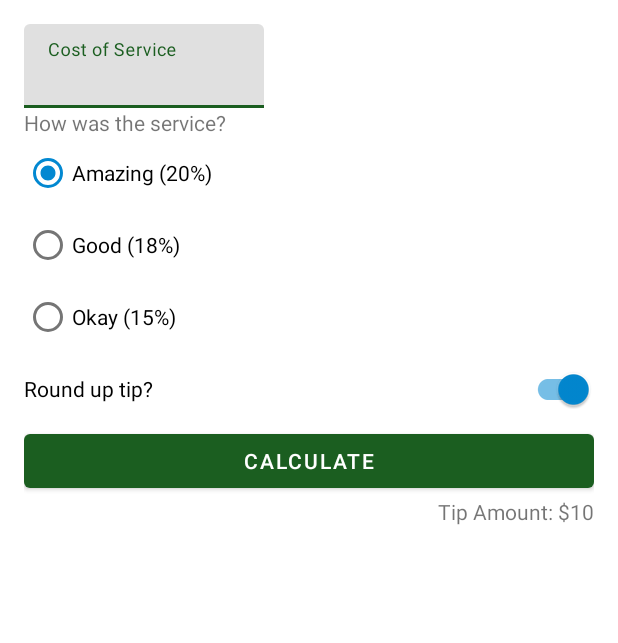
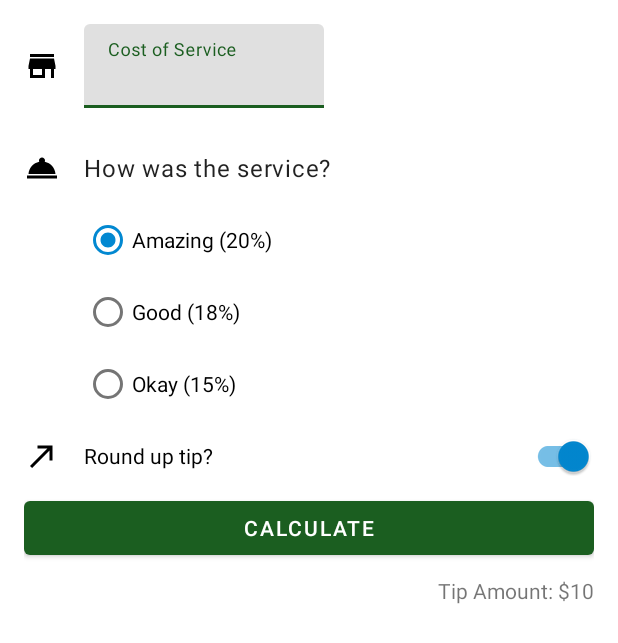
Before and after one commit to pallabez/Kotlin, an Android app: the layout activity_main.xml on its own in the app's theme, with its tools: preview values and no code run, on a phone screen of 412 x 824 dp. Shown: the top 643 px of the screen. Run offline under Robolectric (Android 15) with nearby library versions, the phone set to English and light mode, and no system bars.

Commit message:
add icon and margin

```diff
--- a/TipTime/app/build.gradle
+++ b/TipTime/app/build.gradle
@@ -14,6 +14,7 @@ android {
         versionName "1.0"
 
         testInstrumentationRunner "androidx.test.runner.AndroidJUnitRunner"
+        vectorDrawables.useSupportLibrary = true
     }
 
     buildTypes {
--- /dev/null
+++ b/TipTime/app/src/main/res/drawable/ic_round_up.xml
@@ -0,0 +1,5 @@
+<vector android:height="24dp" android:tint="#000000"
+    android:viewportHeight="24" android:viewportWidth="24"
+    android:width="24dp" xmlns:android="http://schemas.android.com/apk/res/android">
+    <path android:fillColor="@android:color/white" android:pathData="M9,5v2h6.59L4,18.59 5.41,20 17,8.41V15h2V5z"/>
+</vector>
--- /dev/null
+++ b/TipTime/app/src/main/res/drawable/ic_service.xml
@@ -0,0 +1,5 @@
+<vector android:height="24dp" android:tint="#000000"
+    android:viewportHeight="24" android:viewportWidth="24"
+    android:width="24dp" xmlns:android="http://schemas.android.com/apk/res/android">
+    <path android:fillColor="@android:color/white" android:pathData="M2,17h20v2L2,19zM13.84,7.79c0.1,-0.24 0.16,-0.51 0.16,-0.79 0,-1.1 -0.9,-2 -2,-2s-2,0.9 -2,2c0,0.28 0.06,0.55 0.16,0.79C6.25,8.6 3.27,11.93 3,16h18c-0.27,-4.07 -3.25,-7.4 -7.16,-8.21z"/>
+</vector>
--- /dev/null
+++ b/TipTime/app/src/main/res/drawable/ic_store.xml
@@ -0,0 +1,5 @@
+<vector android:height="24dp" android:tint="#000000"
+    android:viewportHeight="24" android:viewportWidth="24"
+    android:width="24dp" xmlns:android="http://schemas.android.com/apk/res/android">
+    <path android:fillColor="@android:color/white" android:pathData="M20,4L4,4v2h16L20,4zM21,14v-2l-1,-5L4,7l-1,5v2h1v6h10v-6h4v6h2v-6h1zM12,18L6,18v-4h6v4z"/>
+</vector>
--- a/TipTime/app/src/main/res/layout/activity_main.xml
+++ b/TipTime/app/src/main/res/layout/activity_main.xml
@@ -7,12 +7,23 @@
     android:padding="16dp"
     tools:context=".MainActivity">
 
+    <ImageView
+        android:id="@+id/icon_cost_of_service"
+        android:layout_width="wrap_content"
+        android:layout_height="wrap_content"
+        android:importantForAccessibility="no"
+        app:srcCompat="@drawable/ic_store"
+        app:layout_constraintStart_toStartOf="parent"
+        app:layout_constraintTop_toTopOf="@id/cost_of_service"
+        app:layout_constraintBottom_toBottomOf="@id/cost_of_service"/>
+
     <com.google.android.material.textfield.TextInputLayout
         android:id="@+id/cost_of_service"
         android:layout_width="160dp"
         android:layout_height="wrap_content"
         android:hint="@string/cost_of_service"
-        app:layout_constraintStart_toStartOf="parent"
+        android:layout_marginStart="16dp"
+        app:layout_constraintStart_toEndOf="@id/icon_cost_of_service"
         app:layout_constraintTop_toTopOf="parent">
 
         <com.google.android.material.textfield.TextInputEditText
@@ -23,12 +34,25 @@
 
     </com.google.android.material.textfield.TextInputLayout>
 
+    <ImageView
+        android:id="@+id/icon_service_question"
+        android:layout_width="wrap_content"
+        android:layout_height="wrap_content"
+        android:importantForAccessibility="no"
+        app:srcCompat="@drawable/ic_service"
+        app:layout_constraintStart_toStartOf="parent"
+        app:layout_constraintTop_toTopOf="@id/service_question"
+        app:layout_constraintBottom_toBottomOf="@id/service_question"/>
+
     <TextView
         android:id="@+id/service_question"
+        style="@style/Widget.TipTime.TextView"
         android:layout_width="wrap_content"
         android:layout_height="wrap_content"
         android:text="@string/how_was_the_service"
-        app:layout_constraintStart_toStartOf="parent"
+        android:layout_marginTop="16dp"
+        android:layout_marginStart="16dp"
+        app:layout_constraintStart_toEndOf="@id/icon_service_question"
         app:layout_constraintTop_toBottomOf="@id/cost_of_service" />
 
     <RadioGroup
@@ -37,7 +61,7 @@
         android:layout_height="wrap_content"
         android:checkedButton="@id/option_twenty_percent"
         android:orientation="vertical"
-        app:layout_constraintStart_toStartOf="parent"
+        app:layout_constraintStart_toStartOf="@id/service_question"
         app:layout_constraintTop_toBottomOf="@id/service_question">
 
         <RadioButton
@@ -59,14 +83,25 @@
             android:text="@string/ok_service" />
     </RadioGroup>
 
+    <ImageView
+        android:id="@+id/icon_round_up"
+        android:layout_width="wrap_content"
+        android:layout_height="wrap_content"
+        android:importantForAccessibility="no"
+        app:srcCompat="@drawable/ic_round_up"
+        app:layout_constraintStart_toStartOf="parent"
+        app:layout_constraintTop_toTopOf="@id/round_up_switch"
+        app:layout_constraintBottom_toBottomOf="@id/round_up_switch"/>
+
     <com.google.android.material.switchmaterial.SwitchMaterial
         android:id="@+id/round_up_switch"
         android:layout_width="0dp"
         android:layout_height="wrap_content"
         android:checked="true"
         android:text="@string/round_up_tip"
+        android:layout_marginStart="16dp"
         app:layout_constraintEnd_toEndOf="parent"
-        app:layout_constraintStart_toStartOf="@id/tip_options"
+        app:layout_constraintStart_toEndOf="@id/icon_round_up"
         app:layout_constraintTop_toBottomOf="@id/tip_options" />
 
     <Button
@@ -82,7 +117,8 @@
         android:id="@+id/tip_result"
         android:layout_width="wrap_content"
         android:layout_height="wrap_content"
-        tools:text="Tip Amount: $10"
+        android:layout_marginTop="8dp"
         app:layout_constraintEnd_toEndOf="parent"
-        app:layout_constraintTop_toBottomOf="@id/calculate_button" />
+        app:layout_constraintTop_toBottomOf="@id/calculate_button"
+        tools:text="Tip Amount: $10" />
 </androidx.constraintlayout.widget.ConstraintLayout>
--- /dev/null
+++ b/TipTime/app/src/main/res/values/styles.xml
@@ -0,0 +1,9 @@
+<?xml version="1.0" encoding="utf-8"?>
+<resources>
+
+    <style name="Widget.TipTime.TextView" parent="Widget.MaterialComponents.TextView">
+        <item name="android:minHeight">48dp</item>
+        <item name="android:gravity">center_vertical</item>
+        <item name="android:textAppearance">?attr/textAppearanceBody1</item>
+    </style>
+</resources>
```
